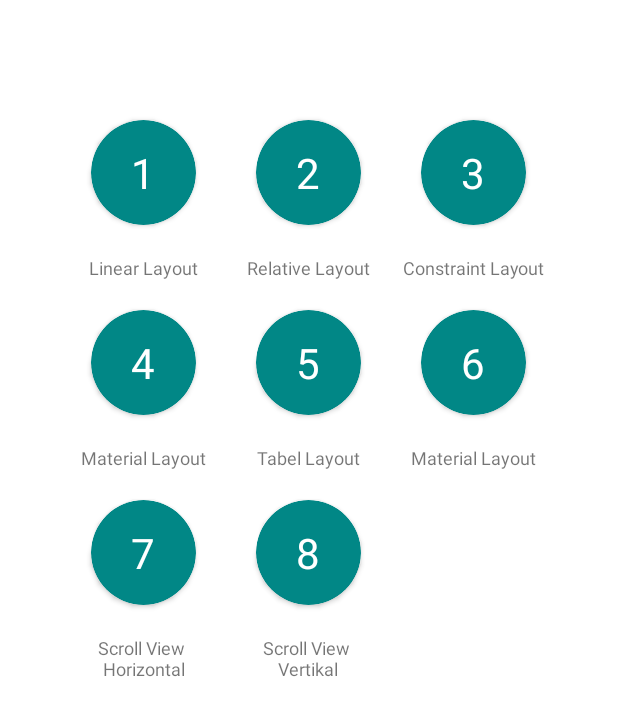
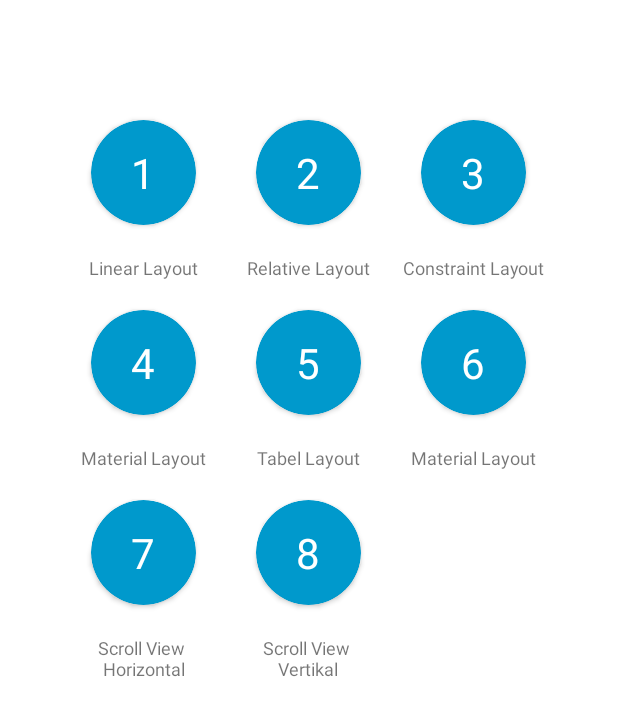
Before and after one commit to YogaNovvaindra/YogaNovaindra_E41211300_D_mobile, an Android app: the screen it shows after launch (mainmenu), on a phone screen of 412 x 824 dp. Shown: the top 716 px of the screen. Run offline under Robolectric (Android 15) with nearby library versions, the light colour scheme and no system bars.

Commit message:
fix Button

```diff
--- a/Minggu2/app/src/main/AndroidManifest.xml
+++ b/Minggu2/app/src/main/AndroidManifest.xml
@@ -28,7 +28,7 @@
         <activity android:name=".materiandesign" android:exported="false"/>
         <activity android:name=".tabellayout" android:exported="false"/>
         <activity android:name=".framelayout" android:exported="false"/>
-        <activity android:name=".customize" android:exported="false" android:label="Constrain Layout"/>
+        <activity android:name=".constraint" android:exported="false" android:label="Constrain Layout"/>
         <activity android:name=".relativelayout" android:exported="false"/>
     </application>
 
--- a/Minggu2/app/src/main/java/com/example/minggu2/customize.java
+++ b/Minggu2/app/src/main/java/com/example/minggu2/constraint.java
@@ -4,11 +4,11 @@ import android.os.Bundle;
 
 import androidx.appcompat.app.AppCompatActivity;
 
-public class customize extends AppCompatActivity {
+public class constraint extends AppCompatActivity {
 
     @Override
     protected void onCreate(Bundle savedInstanceState) {
         super.onCreate(savedInstanceState);
-        setContentView(R.layout.activity_customize);
+        setContentView(R.layout.activity_constraint);
     }
 }
--- a/Minggu2/app/src/main/java/com/example/minggu2/mainmenu.java
+++ b/Minggu2/app/src/main/java/com/example/minggu2/mainmenu.java
@@ -28,7 +28,7 @@ public class mainmenu extends AppCompatActivity {
         startActivity(intent);
     }
     public void menu3(View view){
-        Intent intent = new Intent(mainmenu.this,customize.class);
+        Intent intent = new Intent(mainmenu.this, constraint.class);
 
         startActivity(intent);
     }
--- a/Minggu2/app/src/main/res/layout/activity_customize.xml
+++ b/Minggu2/app/src/main/res/layout/activity_constraint.xml
@@ -5,7 +5,7 @@
     android:layout_width="match_parent"
     android:layout_height="match_parent"
 
-    tools:context=".customize">
+    tools:context=".constraint">
 
     <androidx.cardview.widget.CardView
         android:id="@+id/cardView"
--- a/Minggu2/app/src/main/res/layout/activity_mainmenu.xml
+++ b/Minggu2/app/src/main/res/layout/activity_mainmenu.xml
@@ -21,7 +21,7 @@
             android:foregroundGravity="center"
 
             android:onClick="menu"
-            app:cardBackgroundColor="@color/teal_700"
+            app:cardBackgroundColor="@android:color/holo_blue_dark"
             app:cardCornerRadius="100dp"
             app:cardMaxElevation="20dp"
             app:layout_constraintBottom_toBottomOf="parent"
@@ -51,7 +51,7 @@
             android:layout_marginBottom="50dp"
             android:foregroundGravity="center"
             android:onClick="menu2"
-            app:cardBackgroundColor="@color/teal_700"
+            app:cardBackgroundColor="@android:color/holo_blue_dark"
             app:cardCornerRadius="100dp"
             app:cardMaxElevation="20dp"
             app:layout_constraintBottom_toBottomOf="parent"
@@ -80,7 +80,7 @@
             android:layout_marginBottom="50dp"
             android:foregroundGravity="center"
             android:onClick="menu3"
-            app:cardBackgroundColor="@color/teal_700"
+            app:cardBackgroundColor="@android:color/holo_blue_dark"
             app:cardCornerRadius="100dp"
             app:cardMaxElevation="20dp"
             app:layout_constraintBottom_toBottomOf="parent"
@@ -139,7 +139,7 @@
             android:layout_marginBottom="50dp"
             android:foregroundGravity="center"
             android:onClick="menu4"
-            app:cardBackgroundColor="@color/teal_700"
+            app:cardBackgroundColor="@android:color/holo_blue_dark"
             app:cardCornerRadius="100dp"
             app:cardMaxElevation="20dp"
             app:layout_constraintBottom_toBottomOf="parent"
@@ -169,7 +169,7 @@
             android:layout_marginBottom="50dp"
             android:foregroundGravity="center"
             android:onClick="menu5"
-            app:cardBackgroundColor="@color/teal_700"
+            app:cardBackgroundColor="@android:color/holo_blue_dark"
             app:cardCornerRadius="100dp"
             app:cardMaxElevation="20dp"
             app:layout_constraintBottom_toBottomOf="parent"
@@ -198,7 +198,7 @@
             android:layout_marginBottom="50dp"
             android:foregroundGravity="center"
             android:onClick="menu6"
-            app:cardBackgroundColor="@color/teal_700"
+            app:cardBackgroundColor="@android:color/holo_blue_dark"
             app:cardCornerRadius="100dp"
             app:cardMaxElevation="20dp"
             app:layout_constraintBottom_toBottomOf="parent"
@@ -257,7 +257,7 @@
             android:layout_marginBottom="50dp"
             android:foregroundGravity="center"
             android:onClick="menu7"
-            app:cardBackgroundColor="@color/teal_700"
+            app:cardBackgroundColor="@android:color/holo_blue_dark"
             app:cardCornerRadius="100dp"
             app:cardMaxElevation="20dp"
             app:layout_constraintBottom_toBottomOf="parent"
@@ -287,7 +287,7 @@
             android:layout_marginBottom="50dp"
             android:foregroundGravity="center"
             android:onClick="menu8"
-            app:cardBackgroundColor="@color/teal_700"
+            app:cardBackgroundColor="@android:color/holo_blue_dark"
             app:cardCornerRadius="100dp"
             app:cardMaxElevation="20dp"
             app:layout_constraintBottom_toBottomOf="parent"
```
Also changed, not shown: Minggu2/app/src/main/res/layout/content_main.xml (deleted, +0 -19 lines).
